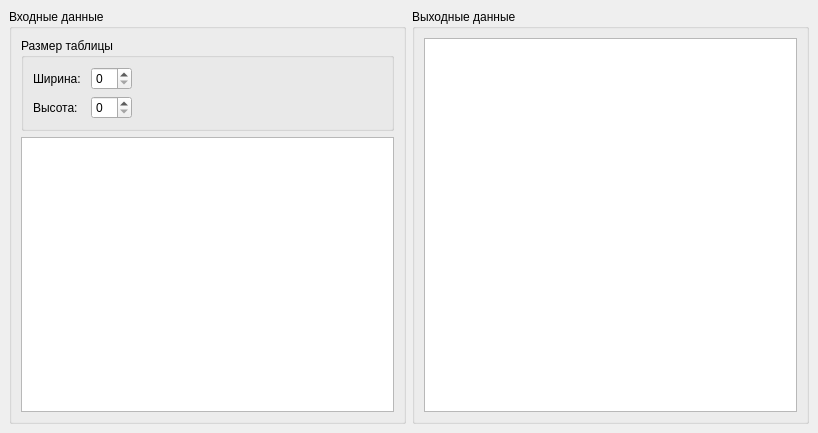
First picture: the form in src/view/MainWindow.ui, repository JKearnsl/transport-task, before the edit.
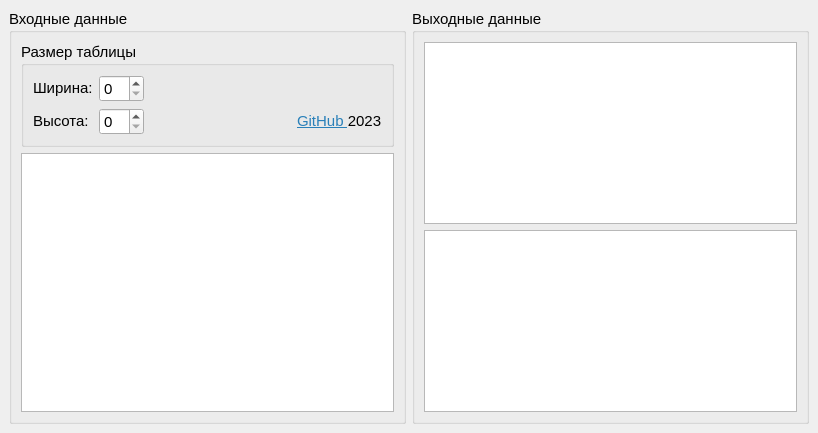
Second picture: the form after the edit.

Patch:
```diff
--- a/src/view/MainWindow.ui
+++ b/src/view/MainWindow.ui
@@ -17,12 +17,22 @@
    <layout class="QHBoxLayout" name="horizontalLayout_3">
     <item>
      <widget class="QGroupBox" name="inputBox">
+      <property name="font">
+       <font>
+        <pointsize>11</pointsize>
+       </font>
+      </property>
       <property name="title">
        <string>Входные данные</string>
       </property>
       <layout class="QVBoxLayout" name="verticalLayout">
        <item>
         <widget class="QGroupBox" name="initSizeBox">
+         <property name="font">
+          <font>
+           <pointsize>11</pointsize>
+          </font>
+         </property>
          <property name="styleSheet">
           <string notr="true"/>
          </property>
@@ -35,7 +45,7 @@
             <item>
              <widget class="QLabel" name="label">
               <property name="text">
-               <string>Ширина: </string>
+               <string>&lt;html&gt;&lt;head/&gt;&lt;body&gt;&lt;p&gt;Ширина:&lt;/p&gt;&lt;/body&gt;&lt;/html&gt;</string>
               </property>
              </widget>
             </item>
@@ -62,7 +72,7 @@
             <item>
              <widget class="QLabel" name="label_2">
               <property name="text">
-               <string>Высота:  </string>
+               <string>&lt;html&gt;&lt;head/&gt;&lt;body&gt;&lt;p&gt;&lt;span style=&quot; font-size:11pt;&quot;&gt;Высота:  &lt;/span&gt;&lt;/p&gt;&lt;/body&gt;&lt;/html&gt;</string>
               </property>
              </widget>
             </item>
@@ -82,6 +92,22 @@
               </property>
              </spacer>
             </item>
+            <item>
+             <widget class="QLabel" name="label_3">
+              <property name="text">
+               <string>&lt;html&gt;&lt;head/&gt;&lt;body&gt;&lt;p&gt;&lt;a href=&quot;https://github.com/JKearnsl/transport_task&quot;&gt;&lt;span style=&quot; color:#2980b9;&quot;&gt;GitHub &lt;/span&gt;&lt;/a&gt;2023&lt;/p&gt;&lt;/body&gt;&lt;/html&gt;</string>
+              </property>
+              <property name="textFormat">
+               <enum>Qt::RichText</enum>
+              </property>
+              <property name="openExternalLinks">
+               <bool>true</bool>
+              </property>
+              <property name="textInteractionFlags">
+               <set>Qt::TextBrowserInteraction</set>
+              </property>
+             </widget>
+            </item>
            </layout>
           </item>
          </layout>
@@ -95,6 +121,11 @@
     </item>
     <item>
      <widget class="QGroupBox" name="outputBox">
+      <property name="font">
+       <font>
+        <pointsize>11</pointsize>
+       </font>
+      </property>
       <property name="title">
        <string>Выходные данные</string>
       </property>
@@ -102,6 +133,18 @@
        <item>
         <widget class="QTableView" name="outputTable"/>
        </item>
+       <item>
+        <widget class="QTextEdit" name="consoleArea">
+         <property name="font">
+          <font>
+           <pointsize>12</pointsize>
+          </font>
+         </property>
+         <property name="readOnly">
+          <bool>true</bool>
+         </property>
+        </widget>
+       </item>
       </layout>
      </widget>
     </item>
```
